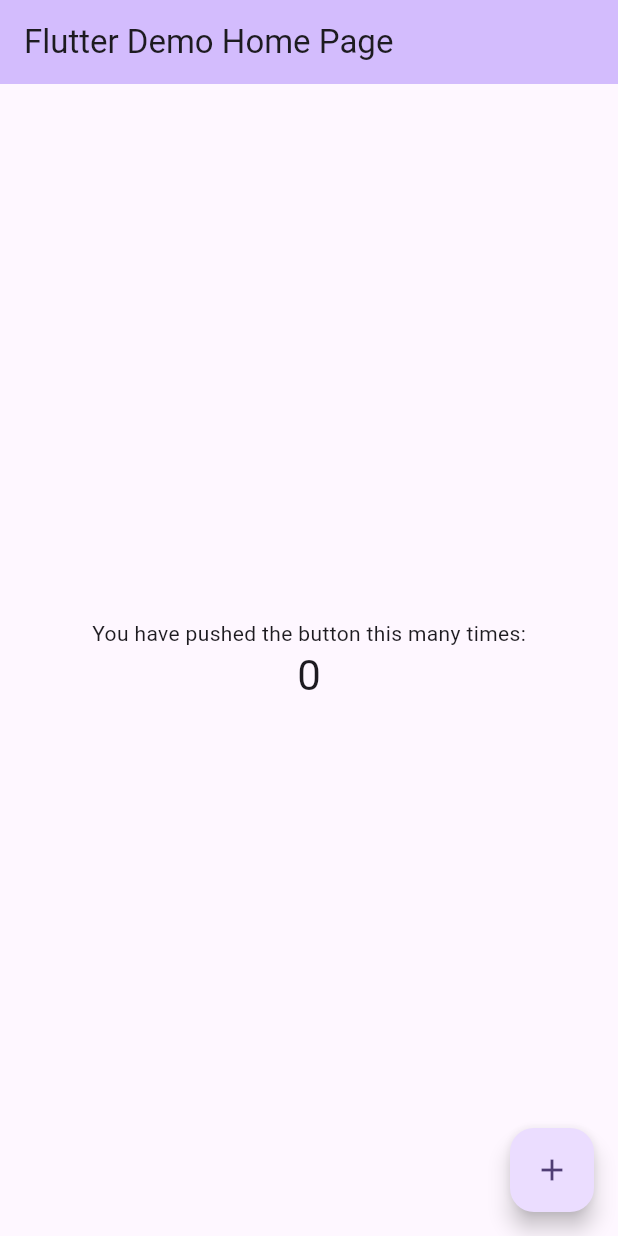
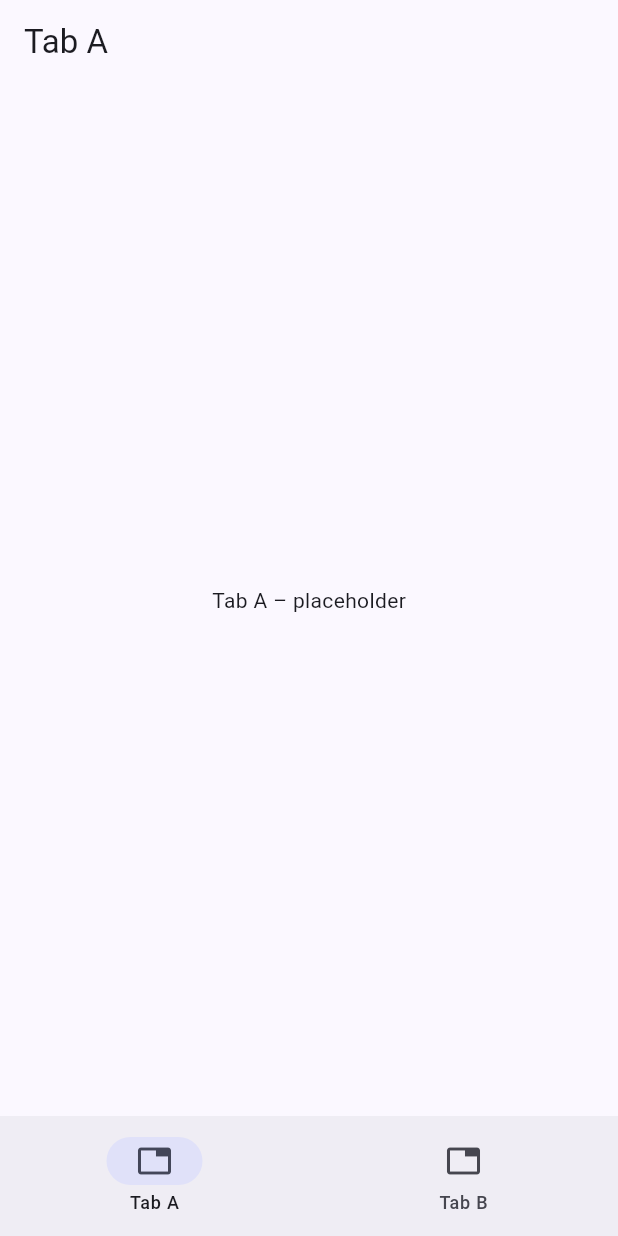
Before and after one commit to Slushin21/Lab-8-API, a Flutter app: the screen it shows after launch, on a phone screen of 412 x 824 dp. Run offline on Flutter 3.47's test engine with Material 3 defaults, Android fonts, the phone set to English and light mode, and no system bars.

Commit message:
Added basic main.dart to build off of

```diff
--- a/lab8_api/lib/main.dart
+++ b/lab8_api/lib/main.dart
@@ -1,122 +1,49 @@
 import 'package:flutter/material.dart';
 
-void main() {
-  runApp(const MyApp());
-}
+void main() => runApp(const Lab8App());
 
-class MyApp extends StatelessWidget {
-  const MyApp({super.key});
+class Lab8App extends StatelessWidget {
+  const Lab8App({super.key});
 
-  // This widget is the root of your application.
   @override
   Widget build(BuildContext context) {
     return MaterialApp(
-      title: 'Flutter Demo',
-      theme: ThemeData(
-        // This is the theme of your application.
-        //
-        // TRY THIS: Try running your application with "flutter run". You'll see
-        // the application has a purple toolbar. Then, without quitting the app,
-        // try changing the seedColor in the colorScheme below to Colors.green
-        // and then invoke "hot reload" (save your changes or press the "hot
-        // reload" button in a Flutter-supported IDE, or press "r" if you used
-        // the command line to start the app).
-        //
-        // Notice that the counter didn't reset back to zero; the application
-        // state is not lost during the reload. To reset the state, use hot
-        // restart instead.
-        //
-        // This works for code too, not just values: Most code changes can be
-        // tested with just a hot reload.
-        colorScheme: ColorScheme.fromSeed(seedColor: Colors.deepPurple),
-      ),
-      home: const MyHomePage(title: 'Flutter Demo Home Page'),
+      title: 'Lab 8 – Skeleton',
+      theme: ThemeData(useMaterial3: true, colorSchemeSeed: Colors.indigo),
+      home: const HomeTabs(),
+      debugShowCheckedModeBanner: false,
     );
   }
 }
 
-class MyHomePage extends StatefulWidget {
-  const MyHomePage({super.key, required this.title});
-
-  // This widget is the home page of your application. It is stateful, meaning
-  // that it has a State object (defined below) that contains fields that affect
-  // how it looks.
-
-  // This class is the configuration for the state. It holds the values (in this
-  // case the title) provided by the parent (in this case the App widget) and
-  // used by the build method of the State. Fields in a Widget subclass are
-  // always marked "final".
-
-  final String title;
-
+class HomeTabs extends StatefulWidget {
+  const HomeTabs({super.key});
   @override
-  State<MyHomePage> createState() => _MyHomePageState();
+  State<HomeTabs> createState() => _HomeTabsState();
 }
 
-class _MyHomePageState extends State<MyHomePage> {
-  int _counter = 0;
-
-  void _incrementCounter() {
-    setState(() {
-      // This call to setState tells the Flutter framework that something has
-      // changed in this State, which causes it to rerun the build method below
-      // so that the display can reflect the updated values. If we changed
-      // _counter without calling setState(), then the build method would not be
-      // called again, and so nothing would appear to happen.
-      _counter++;
-    });
-  }
+class _HomeTabsState extends State<HomeTabs> {
+  int _index = 0;
 
   @override
   Widget build(BuildContext context) {
-    // This method is rerun every time setState is called, for instance as done
-    // by the _incrementCounter method above.
-    //
-    // The Flutter framework has been optimized to make rerunning build methods
-    // fast, so that you can just rebuild anything that needs updating rather
-    // than having to individually change instances of widgets.
+    final titles = ['Tab A', 'Tab B'];
+    final pages = const [
+      Center(child: Text('Tab A – placeholder')),
+      Center(child: Text('Tab B – placeholder')),
+    ];
+
     return Scaffold(
-      appBar: AppBar(
-        // TRY THIS: Try changing the color here to a specific color (to
-        // Colors.amber, perhaps?) and trigger a hot reload to see the AppBar
-        // change color while the other colors stay the same.
-        backgroundColor: Theme.of(context).colorScheme.inversePrimary,
-        // Here we take the value from the MyHomePage object that was created by
-        // the App.build method, and use it to set our appbar title.
-        title: Text(widget.title),
+      appBar: AppBar(title: Text(titles[_index])),
+      body: IndexedStack(index: _index, children: pages),
+      bottomNavigationBar: NavigationBar(
+        selectedIndex: _index,
+        destinations: const [
+          NavigationDestination(icon: Icon(Icons.tab), label: 'Tab A'),
+          NavigationDestination(icon: Icon(Icons.tab_outlined), label: 'Tab B'),
+        ],
+        onDestinationSelected: (i) => setState(() => _index = i),
       ),
-      body: Center(
-        // Center is a layout widget. It takes a single child and positions it
-        // in the middle of the parent.
-        child: Column(
-          // Column is also a layout widget. It takes a list of children and
-          // arranges them vertically. By default, it sizes itself to fit its
-          // children horizontally, and tries to be as tall as its parent.
-          //
-          // Column has various properties to control how it sizes itself and
-          // how it positions its children. Here we use mainAxisAlignment to
-          // center the children vertically; the main axis here is the vertical
-          // axis because Columns are vertical (the cross axis would be
-          // horizontal).
-          //
-          // TRY THIS: Invoke "debug painting" (choose the "Toggle Debug Paint"
-          // action in the IDE, or press "p" in the console), to see the
-          // wireframe for each widget.
-          mainAxisAlignment: MainAxisAlignment.center,
-          children: <Widget>[
-            const Text('You have pushed the button this many times:'),
-            Text(
-              '$_counter',
-              style: Theme.of(context).textTheme.headlineMedium,
-            ),
-          ],
-        ),
-      ),
-      floatingActionButton: FloatingActionButton(
-        onPressed: _incrementCounter,
-        tooltip: 'Increment',
-        child: const Icon(Icons.add),
-      ), // This trailing comma makes auto-formatting nicer for build methods.
     );
   }
 }
```
Also changed, not shown: 1 other file.
